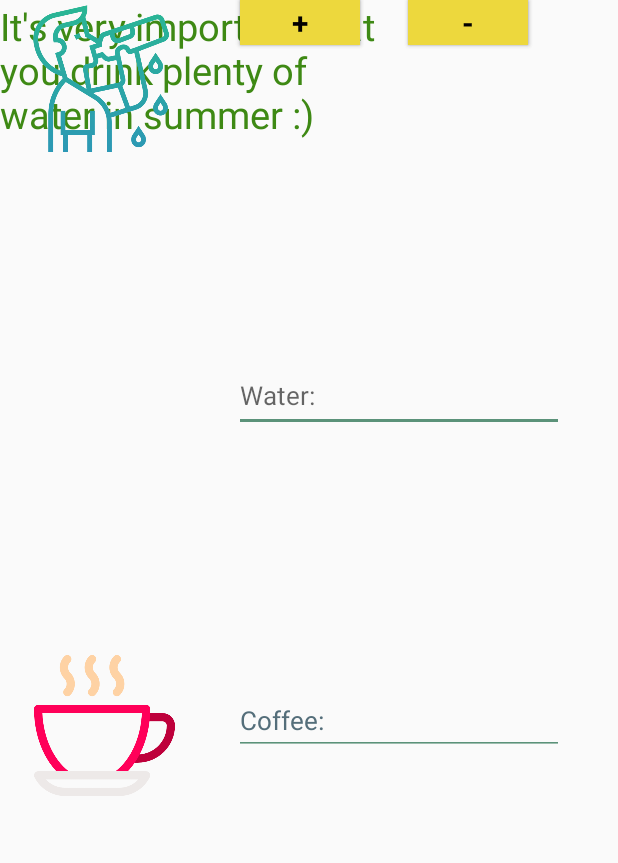
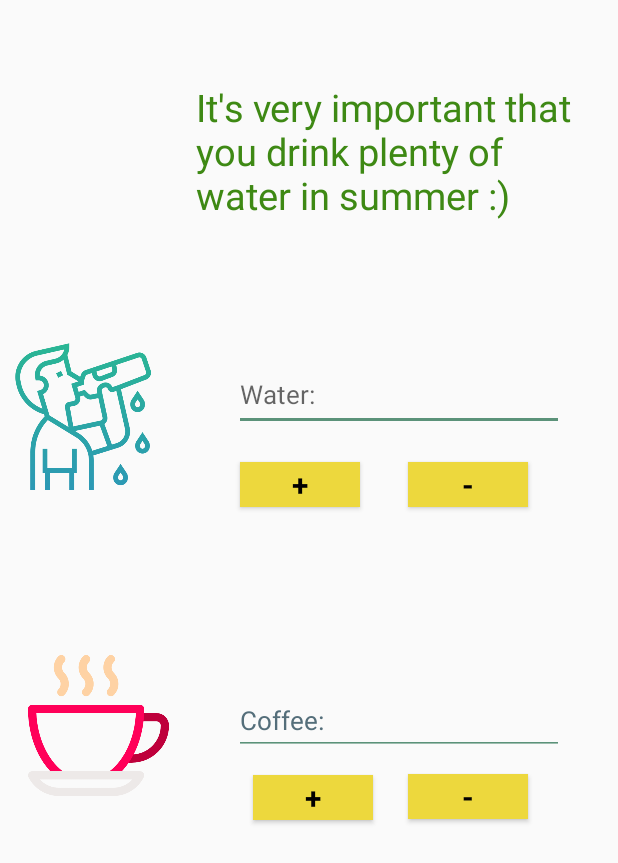
Before and after one commit to nurdancaliskan/hTracker, an Android app: the CounterActivity screen opened directly, with no data from a screen before it, on a phone screen of 412 x 824 dp. Shown: the top 863 px of the screen. Run offline under Robolectric (Android 15) with nearby library versions, the phone set to English and light mode, and no system bars; Roboto replaces fonts that are not available here.

Commit message:
Seventh Commit

```diff
--- a/app/src/main/java/com/nurdancaliskan/htracker/CounterActivity.java
+++ b/app/src/main/java/com/nurdancaliskan/htracker/CounterActivity.java
@@ -2,13 +2,60 @@ package com.nurdancaliskan.htracker;
 
 import androidx.appcompat.app.AppCompatActivity;
 
+
 import android.os.Bundle;
+import android.view.View;
+import android.widget.Button;
+import android.widget.EditText;
+import android.widget.ImageView;
+import android.widget.TextView;
 
 public class CounterActivity extends AppCompatActivity {
+
+    EditText edt_water, edt_coffee;
+    TextView important_TextView ;
+    ImageView coffee_ImageView, water_ImageView;
+    Button btn_plus1, btn_plus2, btn_minus1, btn_minus2;
+
+      int number = 0;
 
     @Override
     protected void onCreate(Bundle savedInstanceState) {
         super.onCreate(savedInstanceState);
         setContentView(R.layout.activity_counter);
+
+        edt_water = findViewById(R.id.edtText_water);
+        edt_coffee = findViewById(R.id.edtText_coffee);
+        important_TextView = findViewById(R.id.important_txt);
+        coffee_ImageView = findViewById(R.id.coffee_imageView);
+        water_ImageView = findViewById(R.id.water_imageView);
+        btn_plus1 = findViewById(R.id.button_plus1);
+        btn_minus1 = findViewById(R.id.button_minus1);
+        btn_plus2 = findViewById(R.id.button_plus2);
+        btn_minus2 = findViewById(R.id.button_minus2);
+
+
+        btn_plus1.setOnClickListener(v -> {
+            number ++;
+            edt_water.setText(String.valueOf(number));
+        });
+
+
+        btn_minus1.setOnClickListener(v -> {
+            number -- ;
+            edt_water.setText(String.valueOf(number));
+        });
+
+
+        btn_plus2.setOnClickListener(v -> {
+            number ++ ;
+            edt_coffee.setText(String.valueOf(number));
+        });
+
+
+        btn_minus2.setOnClickListener(v -> {
+            number -- ;
+            edt_coffee.setText(String.valueOf(number));
+        });
     }
 }
--- a/app/src/main/java/com/nurdancaliskan/htracker/RecipesActivity.java
+++ b/app/src/main/java/com/nurdancaliskan/htracker/RecipesActivity.java
@@ -18,12 +18,12 @@ public class RecipesActivity extends AppCompatActivity {
         recyclerView.setLayoutManager(new LinearLayoutManager(this));
 
         RecipesData[] recipesData = new RecipesData[] {
-                new RecipesData("Fırında Kabak","İki adet kabak yıkanır ve kurulanıp 3-4 cm kalınlığında yuvarlak halde kesilir. Kesilen kabaklar kekik, nane, pul biber, tuz ve zeytinyağı ile karıştırılıp 200 derece fırına atılır. Yoğurt ve ezilmiş sarımsak iyice karıştırılır. Fırından hafif kızarmış ve yumuşamış kabaklar çıkartılıp tabağa alınır. Kabakların üzerine sarımsaklı yoğurt gezdirilir ve ince doğranmış semizotu serpilir.",R.drawable.firinda_kabak),
-                new RecipesData("Brokoli Salatası","200 gram brokoli çiçekleri düzenli şekilde dağıtılmadan kesilir ve yıkanır. Ardından suda veya buharda yumuşayıncaya dek pişirilir, soğutulur. Bir tencerede yoğurt, zeytinyağı, hardal, limon suyu ve tuz iyice çırpılır. Soğuyan brokoli tabağa alınır ve üzerine hazırlanan sos dökülüp karıştırılır. Taze soğan ince şekilde doğranır ve mısır ile beraber üzerine serpilir.",R.drawable.brokli_salatasi),
-                new RecipesData("Narlı Maş Fasulyesi Salatası"," 1 gece önceden ıslatılan 1 su bardağı maş fasulyesi 10-15 dakika arası haşlanır. Haşlanan maş fasulyesi soğutulur ve nar, tuz, zeytinyağı ve nar ekşisi ile karıştırılır. Üzerine ince kıyılmış dereotu serpilip servis edilir. ",R.drawable.narli_mas_fasulyesi_salatasi),
+                new RecipesData("Fırında Kabak","İki adet kabak yıkanır ve kurulanıp kesilir. Kesilen kabaklar kekik, nane, pul biber, tuz ve zeytinyağı ile karıştırılıp 200 derece fırına atılır. Yoğurt ve sarımsak karıştırılır. Kabakların üzerine yoğurt gezdirilir.",R.drawable.firinda_kabak),
+                new RecipesData("Brokoli Salatası","200 gram brokoli kesilir. Ardından suda pişirilir, soğutulur. Bir tencerede yoğurt, zeytinyağı, hardal, limon suyu ve tuz iyice çırpılır. Soğuyan brokoli tabağa alınır ve üzerine hazırlanan sos dökülüp karıştırılır.",R.drawable.brokli_salatasi),
+                new RecipesData("Narlı Maş Fasulyesi Salatası","Önceden ıslatılan 1 bardak maş fasulyesi 10 dakika haşlanır.Fasulye soğutulur ve nar, tuz, zeytinyağı ve nar ekşisi ile karıştırılır. Üzerine ince kıyılmış dereotu serpilip servis edilir. ",R.drawable.narli_mas_fasulyesi_salatasi),
                 new RecipesData("Semizotu Salatası","Yıkanıp ayıklanmış semizotu, ince yemeklik doğranmış kırmızı soğan, tuz, küp doğranmış domates ve salatalık bir kasede karıştırılıp tabağa alınır. Üzerine zeytinyağı ve limon suyu gezdirilir.",R.drawable.semizotu_salatasi),
-                new RecipesData("Tulum Peynirli Karpuz Salatası","4 dilim  küp doğranmış karpuz, tulum peyniri ve yaban mersini aynı kapta nazikçe karıştırılıp tabağa alınır. Ayıklanıp yıkanmış ve kurutulmuş nane yaprakları karışık şekilde üzerlerine dizilir. 1 tatlı kaşığı mavi haşhaş yüzeye yayılacak şekilde serpilir. Son olarak limon kabuğu rendesi de üzerine serpilir ve servis edilir.",R.drawable.tulum_peynirli_karpuz_salatasi),
-                new RecipesData("Zeytinyağlı Brüksel Lahanası","Yemeklik doğranan soğanlar ısıtılmış zeytinyağında sararana dek kavrulur. Soğanlar sarardığında ince yemeklik doğranmış havuçlar eklenir ve 5 dakika daha kavrulur. 500 gram Brüksel lahanası ile beraber tuz ve bal da ilave edilip biraz daha karıştırılır. Sıcak su ilave edilir ve sebzeler yumuşayınca servis edilir.",R.drawable.brokli_salatasi),
+                new RecipesData("Tulum Peynirli Karpuz Salatası","4 dilim  küp doğranmış karpuz, tulum peyniri ve yaban mersini aynı kapta karıştırılıp tabağa alınır. nane yaprakları  üzerlerine dizilir. 1 kaşık mavi haşhaş ve limon kabuğu rendesi üzerine serpilir.",R.drawable.tulum_peynirli_karpuz_salatasi),
+                new RecipesData("Zeytinyağlı Brüksel Lahanası","Doğranan soğanlar ısıtılmış zeytinyağında kavrulur.İnce doğranmış havuçlar eklenir,5 dakika  kavrulur. 500 gram Brüksel lahanası ile tuz ve bal eklenip karıştırılır.Sebzeler yumuşayınca servis edilir.",R.drawable.brokli_salatasi),
 
         };
 
--- a/app/src/main/res/layout/activity_counter.xml
+++ b/app/src/main/res/layout/activity_counter.xml
@@ -9,27 +9,32 @@
 
 
     <TextView
-        android:layout_width="263dp"
+        android:id="@+id/important_txt"
+        android:layout_width="265dp"
         android:layout_height="135dp"
         android:fontFamily="@font/scope_one"
         android:text="It's very important that you drink plenty of water in summer :)"
         android:textColor="#3E8914"
         android:textSize="25sp"
         android:textStyle="normal"
-        tools:ignore="MissingConstraints"
-        tools:layout_editor_absoluteX="143dp"
-        tools:layout_editor_absoluteY="41dp">
+        app:layout_constraintBottom_toBottomOf="parent"
+        app:layout_constraintEnd_toEndOf="parent"
+        app:layout_constraintHorizontal_bias="0.89"
+        app:layout_constraintStart_toStartOf="parent"
+        app:layout_constraintTop_toTopOf="parent"
+        app:layout_constraintVertical_bias="0.078"
+        tools:ignore="MissingConstraints">
 
     </TextView>
 
     <ImageView
-        android:id="@+id/imageView"
+        android:id="@+id/coffee_imageView"
         android:layout_width="107dp"
         android:layout_height="94dp"
         android:layout_alignParentTop="true"
         android:layout_alignParentRight="true"
         android:layout_alignParentBottom="true"
-        android:layout_marginStart="16dp"
+        android:layout_marginStart="12dp"
         android:src="@drawable/coffee1"
         app:layout_constraintBottom_toBottomOf="parent"
         app:layout_constraintStart_toStartOf="parent"
@@ -38,19 +43,23 @@
         tools:ignore="MissingConstraints" />
 
     <ImageView
+        android:id="@+id/water_imageView"
         android:layout_width="104dp"
         android:layout_height="105dp"
         android:layout_alignParentTop="true"
         android:layout_alignParentEnd="true"
         android:layout_alignParentBottom="true"
-        android:layout_marginStart="16dp"
+        android:layout_marginStart="4dp"
         android:src="@drawable/su_ic"
+
+        app:layout_constraintBottom_toBottomOf="parent"
         app:layout_constraintStart_toStartOf="parent"
-        tools:ignore="MissingConstraints"
-        tools:layout_editor_absoluteY="186dp" />
+        app:layout_constraintTop_toTopOf="parent"
+        app:layout_constraintVertical_bias="0.314"
+        tools:ignore="MissingConstraints" />
 
     <EditText
-        android:id="@+id/edt_water"
+        android:id="@+id/edtText_water"
         style="@style/yesil"
         android:layout_width="220dp"
         android:layout_height="48dp"
@@ -60,11 +69,11 @@
         app:layout_constraintBottom_toBottomOf="parent"
         app:layout_constraintEnd_toEndOf="parent"
         app:layout_constraintTop_toTopOf="parent"
-        app:layout_constraintVertical_bias="0.309"
+        app:layout_constraintVertical_bias="0.308"
         tools:ignore="MissingConstraints" />
 
     <EditText
-        android:id="@+id/edt_coffee"
+        android:id="@+id/edtText_coffee"
         style="@style/yesil"
         android:layout_width="220dp"
         android:layout_height="45dp"
@@ -89,9 +98,13 @@
         android:textColor="@color/contentTextColor"
         android:textSize="20sp"
         android:textStyle="bold"
+        app:layout_constraintBottom_toBottomOf="parent"
         app:layout_constraintEnd_toEndOf="parent"
-        tools:ignore="MissingConstraints,TouchTargetSizeCheck"
-        tools:layout_editor_absoluteY="272dp" />
+        app:layout_constraintHorizontal_bias="1.0"
+        app:layout_constraintStart_toStartOf="parent"
+        app:layout_constraintTop_toTopOf="parent"
+        app:layout_constraintVertical_bias="0.388"
+        tools:ignore="MissingConstraints,TouchTargetSizeCheck" />
 
     <Button
         android:id="@+id/button_plus2"
@@ -104,9 +117,14 @@
         android:textColor="@color/contentTextColor"
         android:textSize="20dp"
         android:textStyle="bold"
+        app:layout_constraintBottom_toBottomOf="parent"
+        app:layout_constraintEnd_toEndOf="parent"
+        app:layout_constraintEnd_toStartOf="@+id/button_minus2"
+        app:layout_constraintHorizontal_bias="0.279"
         app:layout_constraintStart_toStartOf="parent"
-        tools:ignore="MissingConstraints,TouchTargetSizeCheck"
-        tools:layout_editor_absoluteY="457dp" />
+        app:layout_constraintTop_toTopOf="parent"
+        app:layout_constraintVertical_bias="0.651"
+        tools:ignore="MissingConstraints,TouchTargetSizeCheck" />
 
     <Button
         android:id="@+id/button_minus2"
@@ -119,9 +137,13 @@
         android:textColor="@color/contentTextColor"
         android:textSize="20sp"
         android:textStyle="bold"
+        app:layout_constraintBottom_toBottomOf="parent"
         app:layout_constraintEnd_toEndOf="parent"
-        tools:ignore="MissingConstraints,TouchTargetSizeCheck"
-        tools:layout_editor_absoluteY="457dp" />
+        app:layout_constraintHorizontal_bias="1.0"
+        app:layout_constraintStart_toStartOf="parent"
+        app:layout_constraintTop_toTopOf="parent"
+        app:layout_constraintVertical_bias="0.65"
+        tools:ignore="MissingConstraints,TouchTargetSizeCheck" />
 
     <Button
         android:id="@+id/button_plus1"
@@ -134,9 +156,15 @@
         android:textColor="@color/contentTextColor"
         android:textSize="20sp"
         android:textStyle="bold"
+        app:layout_constraintBottom_toBottomOf="parent"
+        app:layout_constraintEnd_toEndOf="parent"
+        app:layout_constraintEnd_toStartOf="@+id/button_minus1"
+        app:layout_constraintHorizontal_bias="0.0"
         app:layout_constraintStart_toStartOf="parent"
-        tools:ignore="MissingConstraints,TouchTargetSizeCheck"
-        tools:layout_editor_absoluteY="272dp" />
+        app:layout_constraintTop_toTopOf="parent"
+
+        app:layout_constraintVertical_bias="0.388"
+        tools:ignore="MissingConstraints,TouchTargetSizeCheck" />
 
 
 </androidx.constraintlayout.widget.ConstraintLayout>
--- a/app/src/main/res/layout/food_recipes_list.xml
+++ b/app/src/main/res/layout/food_recipes_list.xml
@@ -1,5 +1,6 @@
 <?xml version="1.0" encoding="utf-8"?>
-<LinearLayout xmlns:android="http://schemas.android.com/apk/res/android"
+<LinearLayout
+    xmlns:android="http://schemas.android.com/apk/res/android"
     xmlns:app="http://schemas.android.com/apk/res-auto"
     xmlns:tools="http://schemas.android.com/tools"
     android:orientation="vertical"
@@ -37,7 +38,7 @@
                     android:id="@+id/food_name"
                     android:layout_width="match_parent"
                     android:layout_height="wrap_content"
-                    android:layout_margin="10dp"
+                    android:layout_margin="5dp"
                     android:fontFamily="@font/scope_one"
                     android:orientation="vertical"
                     android:text="Food Name"
@@ -48,8 +49,8 @@
                 <TextView
                     android:id="@+id/recipe_list_textview"
                     android:layout_width="match_parent"
-                    android:layout_height="100dp"
-                    android:layout_margin="10dp"
+                    android:layout_height="120dp"
+                    android:layout_margin="5dp"
                     android:fontFamily="@font/scope_one"
                     android:orientation="vertical"
                     android:text="Recipe" />
```
